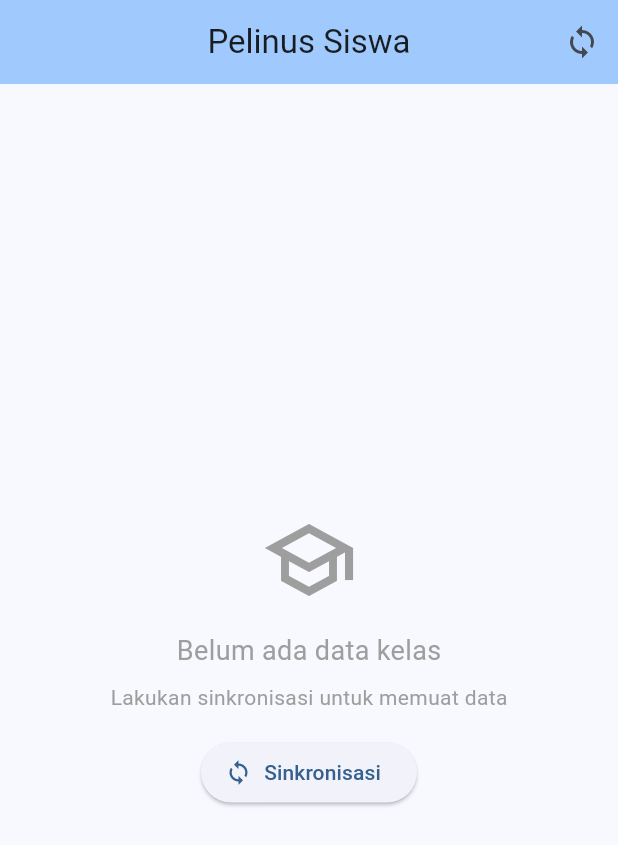
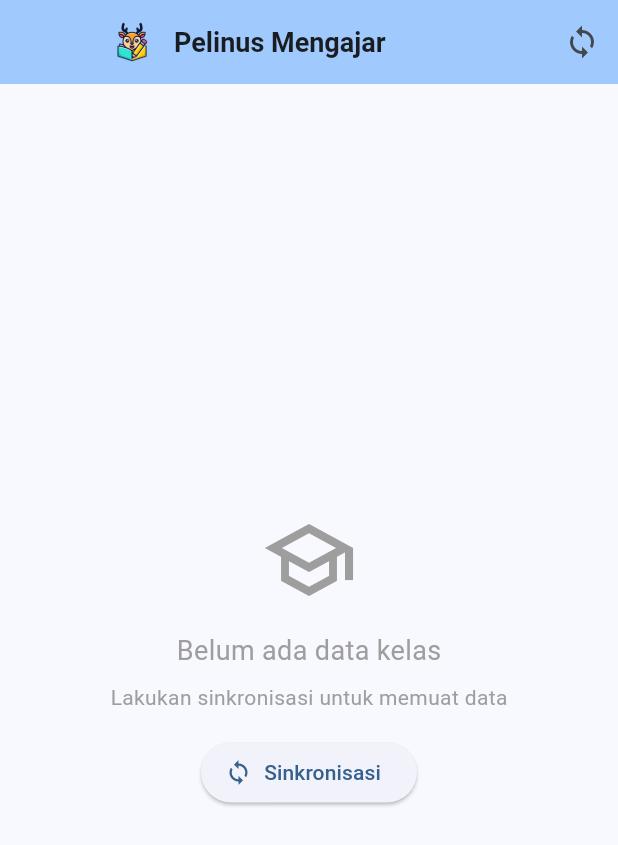
Before and after one commit to farreladriann/pelinus_siswa, a Flutter app: the screen it shows after launch, on a phone screen of 412 x 824 dp. Shown: the top 845 px of the screen. Run offline on Flutter 3.47's test engine with Material 3 defaults, Android fonts, the phone set to English and light mode, and no system bars; our stand-ins replace connectivity_plus, dio, equatable, flutter_riverpod, sqflite; missing offline and left inert: flutter_pdfview; accounts and stored records are empty; network calls fail.

Commit message:
refactor: update app name to "Pelinus Mengajar" and enhance UI components

```diff
--- a/lib/core/constants/api_constants.dart
+++ b/lib/core/constants/api_constants.dart
@@ -3,7 +3,7 @@ class ApiConstants {
   static const String cacheEndpoint = '/cache';
   static const String pdfEndpoint = '/pelajaran';
 
-  static const int connectionTimeout = 10000; // 30 seconds
-  static const int receiveTimeout = 10000; // 30 seconds
+  static const int connectionTimeout = 10000; // 15 seconds - optimal for UX
+  static const int receiveTimeout = 30000; // 30 seconds - for large data
   static const int syncIntervalMinutes = 30;
 }
--- a/lib/core/constants/app_constants.dart
+++ b/lib/core/constants/app_constants.dart
@@ -1,5 +1,5 @@
 class AppConstants {
-  static const String appName = 'Pelinus Siswa';
+  static const String appName = 'Pelinus Mengajar';
   static const String baseUrl = 'https://pelinus.vercel.app';
   static const String databaseName = 'pelinus_siswa.db';
   static const int databaseVersion = 1;
--- a/lib/presentation/pages/home_page.dart
+++ b/lib/presentation/pages/home_page.dart
@@ -3,6 +3,7 @@ import 'package:flutter/material.dart';
 import 'package:flutter_riverpod/flutter_riverpod.dart';
 import '../providers/kelas_provider.dart';
 import '../providers/sync_timer_provider.dart';
+import '../widgets/pelinus_app_bar.dart';
 import 'pelajaran_list_page.dart';
 
 class HomePage extends ConsumerStatefulWidget {
@@ -32,26 +33,10 @@ class _HomePageState extends ConsumerState<HomePage> {
     // Silent error handling - tidak menampilkan error di UI
 
     return Scaffold(
-      appBar: AppBar(
-        title: Text('Pelinus Siswa'),
-        backgroundColor: Theme.of(context).colorScheme.inversePrimary,
-        actions: [
-          IconButton(
-            icon: kelasState.isSyncing
-                ? SizedBox(
-                    width: 20,
-                    height: 20,
-                    child: CircularProgressIndicator(strokeWidth: 2),
-                  )
-                : Icon(Icons.sync),
-            onPressed: kelasState.isSyncing
-                ? null
-                : () {
-                    ref.read(kelasProvider.notifier).performSync();
-                  },
-            tooltip: 'Sinkronisasi Manual',
-          ),
-        ],
+      appBar: PelinusAppBar(
+        title: 'Pelinus Mengajar',
+        showBackButton: false,
+        showSyncButton: true, // Hanya di home page yang menampilkan sync button
       ),
       body: RefreshIndicator(
         onRefresh: () async {
--- /dev/null
+++ b/lib/presentation/widgets/pelinus_app_bar.dart
@@ -0,0 +1,95 @@
+// lib/presentation/widgets/pelinus_app_bar.dart
+import 'package:flutter/material.dart';
+import 'package:flutter_riverpod/flutter_riverpod.dart';
+import '../providers/kelas_provider.dart';
+
+class PelinusAppBar extends ConsumerWidget implements PreferredSizeWidget {
+  final String title;
+  final List<Widget>? actions;
+  final bool showSyncButton;
+  final bool showBackButton;
+
+  const PelinusAppBar({
+    super.key,
+    required this.title,
+    this.actions,
+    this.showSyncButton = false, // Default: tidak menampilkan sync button
+    this.showBackButton = true,
+  });
+
+  @override
+  Size get preferredSize => const Size.fromHeight(kToolbarHeight);
+
+  @override
+  Widget build(BuildContext context, WidgetRef ref) {
+    final kelasState = ref.watch(kelasProvider);
+
+    return AppBar(
+      leading: showBackButton ? null : const SizedBox.shrink(),
+      automaticallyImplyLeading: showBackButton,
+      title: Row(
+        children: [
+          // Logo aplikasi
+          ClipRRect(
+            borderRadius: BorderRadius.circular(8),
+            child: Image.asset(
+              'assets/images/rusabljr.png',
+              width: 32,
+              height: 32,
+              fit: BoxFit.cover,
+              errorBuilder: (context, error, stackTrace) {
+                return Container(
+                  width: 32,
+                  height: 32,
+                  decoration: BoxDecoration(
+                    color: Colors.blue.shade100,
+                    borderRadius: BorderRadius.circular(8),
+                  ),
+                  child: const Icon(
+                    Icons.school,
+                    color: Colors.blue,
+                    size: 20,
+                  ),
+                );
+              },
+            ),
+          ),
+          const SizedBox(width: 12),
+          Expanded(
+            child: Text(
+              title,
+              style: const TextStyle(
+                fontSize: 18,
+                fontWeight: FontWeight.w600,
+              ),
+              overflow: TextOverflow.ellipsis,
+            ),
+          ),
+        ],
+      ),
+      backgroundColor: Theme.of(context).colorScheme.inversePrimary,
+      actions: [
+        // Custom actions first
+        if (actions != null) ...actions!,
+
+        // Sync button (always show, regardless of network status)
+        if (showSyncButton)
+          IconButton(
+            icon: kelasState.isSyncing
+                ? const SizedBox(
+                    width: 20,
+                    height: 20,
+                    child: CircularProgressIndicator(strokeWidth: 2),
+                  )
+                : const Icon(Icons.sync),
+            onPressed: kelasState.isSyncing
+                ? null
+                : () {
+                    ref.read(kelasProvider.notifier).performSync();
+                  },
+            tooltip: 'Sinkronisasi Manual',
+          ),
+      ],
+    );
+  }
+}
--- a/pubspec.yaml
+++ b/pubspec.yaml
@@ -31,3 +31,7 @@ dev_dependencies:
 
 flutter:
   uses-material-design: true
+
+  assets:
+    - assets/images/
+    - assets/images/rusabljr.png
--- a/test_sync_error_handling.dart
+++ b/test_sync_error_handling.dart
@@ -2,7 +2,7 @@
 import 'lib/data/models/kuis_model.dart';
 
 void main() {
-  print('🧪 Testing Enhanced Error Handling for Pelinus Siswa');
+  print('🧪 Testing Enhanced Error Handling for Pelinus Mengajar');
   print('=' * 60);
 
   // Test 1: Valid KuisModel parsing
```
Also changed, not shown: lib/presentation/pages/pdf_viewer_page.dart (+23 -57 lines), lib/presentation/pages/pelajaran_detail_page.dart (+4 -3 lines), lib/presentation/pages/pelajaran_list_page.dart (+4 -3 lines), assets/images/rusabljr.png (added), 5 other files.
